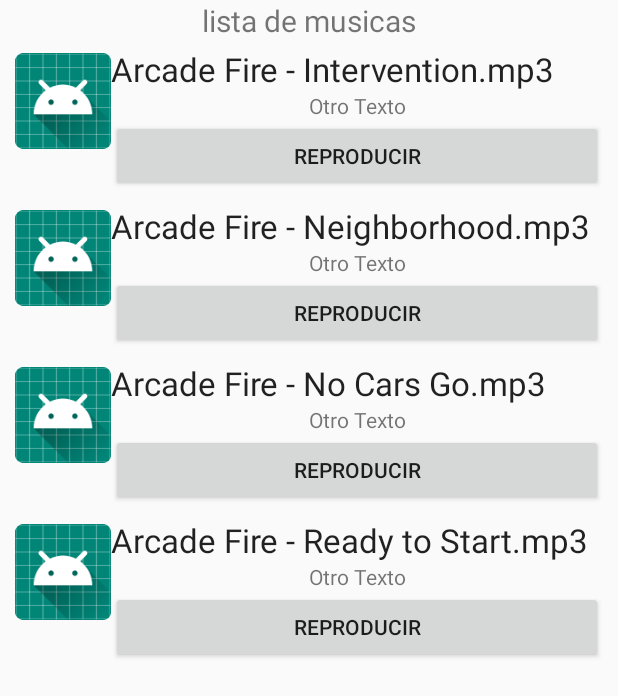
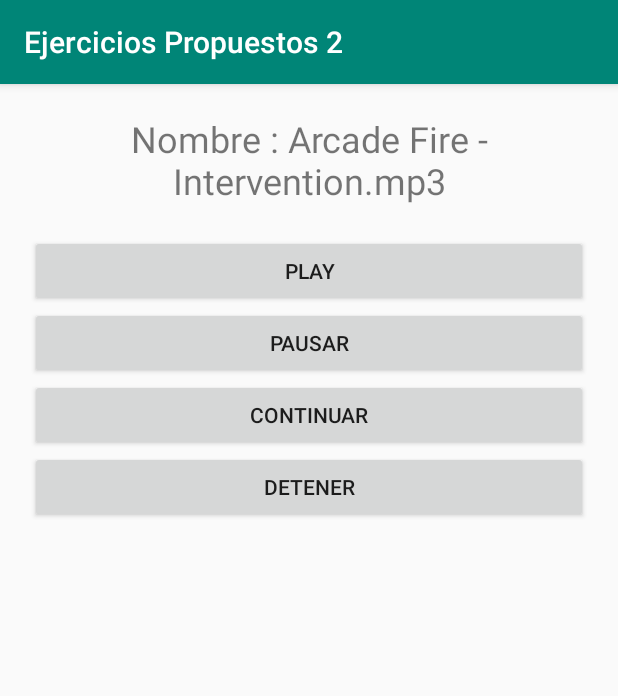
Before and after one commit to ronordonezq/U1Tema2Android_EjerciciosPropuestos, an Android app: the MiRecyclerView screen opened directly, with no data from a screen before it, after a tap on "Arcade Fire - Intervention.mp3", on a phone screen of 412 x 824 dp. Shown: the top 696 px of the screen. Run offline under Robolectric (Android 15) with nearby library versions, the phone set to English and light mode, and no system bars.

Commit message:
Recycler con musicas y opciones completo

```diff
--- a/app/src/main/AndroidManifest.xml
+++ b/app/src/main/AndroidManifest.xml
@@ -12,7 +12,8 @@
         android:roundIcon="@mipmap/ic_launcher_round"
         android:supportsRtl="true"
         android:theme="@style/AppTheme">
-        <activity android:name=".Registrar"></activity>
+        <activity android:name=".mirecyclerview.multimedia"></activity>
+        <activity android:name=".Registrar" />
         <activity
             android:name=".mirecyclerview.MiRecyclerView"
             android:theme="@style/AppthemeNoActionBar" />
--- a/app/src/main/java/com/example/u1tema2android_ejerciciospropuestos/mirecyclerview/MiAdaptador.java
+++ b/app/src/main/java/com/example/u1tema2android_ejerciciospropuestos/mirecyclerview/MiAdaptador.java
@@ -1,6 +1,7 @@
 package com.example.u1tema2android_ejerciciospropuestos.mirecyclerview;
 
 import android.content.Context;
+import android.content.Intent;
 import android.view.LayoutInflater;
 import android.view.View;
 import android.view.ViewGroup;
@@ -31,35 +32,30 @@
         return new ViewHolder(v);
     }
     @Override
-    public void onBindViewHolder(ViewHolder holder, final int i) {
-        holder.itemView.setOnClickListener(new View.OnClickListener(){
+    public void onBindViewHolder(final ViewHolder holder, final int i) {
+        holder.itemView.setOnClickListener(new View.OnClickListener() {
             @Override
             public void onClick(View v) {
-                ((InterfaceToast)micontext).mensaje("El elemento de la posición: "+ i + " Su valor es: " + lista.get(i));
+
+                Intent intent = new Intent(micontext, multimedia.class);
+                intent.putExtra("nombre", holder.titulo.getText());
+                micontext.startActivity(intent);
+
             }
         });
         holder.titulo.setText(lista.get(i));
-        holder.miboton.setOnClickListener(new View.OnClickListener(){
-            @Override
-            public void onClick(View v) {
-                ((InterfaceToast)micontext).mensaje("El item de la posición: "+ i + " Su valor es: " + lista.get(i));
-            }
-        });
     }
     @Override
     public int getItemCount() {
         return lista.size();
     }
     public class ViewHolder extends RecyclerView.ViewHolder {
-        public TextView titulo, subtitutlo;
+        public TextView titulo;
         public ImageView icon;
-        public Button miboton;
         ViewHolder(View itemView) {
             super(itemView);
             titulo = (TextView)itemView.findViewById(R.id.titulo);
-            subtitutlo = (TextView)itemView.findViewById(R.id.subtitulo);
             icon = (ImageView)itemView.findViewById(R.id.icono);
-            miboton= itemView.findViewById(R.id.mibotonitem);
         }
     }
 }
--- /dev/null
+++ b/app/src/main/java/com/example/u1tema2android_ejerciciospropuestos/mirecyclerview/multimedia.java
@@ -0,0 +1,73 @@
+package com.example.u1tema2android_ejerciciospropuestos.mirecyclerview;
+
+import androidx.appcompat.app.AppCompatActivity;
+
+import android.media.MediaPlayer;
+import android.os.Bundle;
+import android.view.View;
+import android.widget.TextView;
+
+import com.example.u1tema2android_ejerciciospropuestos.R;
+
+public class multimedia extends AppCompatActivity {
+
+    MediaPlayer mp;
+    TextView txtmensaje;
+    String titulo;
+    int posicion = 0;
+
+    @Override
+    protected void onCreate(Bundle savedInstanceState) {
+        super.onCreate(savedInstanceState);
+        setContentView(R.layout.activity_multimedia);
+        Bundle extras = getIntent().getExtras();
+        titulo = extras.getString("nombre");
+        txtmensaje=findViewById(R.id.txtcancion);
+        txtmensaje.setText("Nombre : " + titulo);
+
+    }
+
+    public void destruir() {
+        if(mp!=null)
+            mp.release();
+    }
+
+    public void iniciar(View v){
+        destruir();
+
+        if(titulo.equals("Arcade Fire - Intervention.mp3")){
+            mp = MediaPlayer.create(this, R.raw.intervention);
+        }
+        if(titulo.equals("Arcade Fire - Neighborhood.mp3")){
+            mp = MediaPlayer.create(this, R.raw.neighborhood);
+        }
+        if(titulo.equals("Arcade Fire - No Cars Go.mp3")){
+            mp = MediaPlayer.create(this, R.raw.nocarsgo);
+        }
+        if(titulo.equals("Arcade Fire - Ready to Start.mp3")){
+            mp = MediaPlayer.create(this, R.raw.readytostart);
+        }
+
+
+        mp.start();
+    }
+
+
+    public void continuar(View v){
+        if(mp !=null && mp.isPlaying() == false){
+            mp.seekTo(posicion);
+            mp.start();
+        }
+    }
+
+    public void detener(View v){
+        destruir();
+    }
+
+    public void pausar(View view) {
+        if(mp!=null && mp.isPlaying()){
+            posicion = mp.getCurrentPosition();
+            mp.pause();
+        }
+    }
+}
--- /dev/null
+++ b/app/src/main/res/layout/activity_multimedia.xml
@@ -0,0 +1,47 @@
+<?xml version="1.0" encoding="utf-8"?>
+<LinearLayout xmlns:android="http://schemas.android.com/apk/res/android"
+    xmlns:app="http://schemas.android.com/apk/res-auto"
+    xmlns:tools="http://schemas.android.com/tools"
+    android:layout_width="match_parent"
+    android:layout_height="match_parent"
+    tools:context=".mirecyclerview.multimedia"
+    android:textAlignment="center"
+    android:orientation="vertical"
+    android:padding="20dp"
+    android:paddingTop="20dp">
+
+    <TextView
+        android:id="@+id/txtcancion"
+        android:layout_width="match_parent"
+        android:layout_height="wrap_content"
+        android:text="TextView"
+        android:textSize="24sp"
+        android:gravity="center"
+        android:paddingBottom="20dp"/> <Button
+    android:id="@+id/button"
+    android:layout_width="match_parent"
+    android:layout_height="wrap_content"
+    android:text="PLAY"
+    android:onClick="iniciar"/>
+
+    <Button
+        android:id="@+id/button2"
+        android:layout_width="match_parent"
+        android:layout_height="wrap_content"
+        android:text="PAUSAR"
+        android:onClick="pausar"/>
+
+    <Button
+        android:id="@+id/button3"
+        android:layout_width="match_parent"
+        android:layout_height="wrap_content"
+        android:text="CONTINUAR"
+        android:onClick="continuar" />
+    <Button
+        android:id="@+id/button4"
+        android:layout_width="match_parent"
+        android:layout_height="wrap_content"
+        android:text="DETENER"
+        android:onClick="detener" />
+
+</LinearLayout>
--- a/app/src/main/res/layout/miitem.xml
+++ b/app/src/main/res/layout/miitem.xml
@@ -13,26 +13,14 @@
         android:src="@mipmap/ic_launcher" />
     <LinearLayout
         android:layout_width="match_parent"
-        android:layout_height="wrap_content"
+        android:layout_height="match_parent"
         android:orientation="vertical">
         <TextView android:id="@+id/titulo"
             android:layout_width="match_parent"
-            android:layout_height="wrap_content"
-            android:textAppearance="?android:attr/textAppearanceLarge"
+            android:layout_height="match_parent"
+            android:text="Otro Texto"
+            android:gravity="center"
             />
-        <TextView android:id="@+id/subtitulo"
-            android:layout_width="match_parent"
-            android:layout_height="wrap_content"
-            android:text="Otro Texto"
-            android:gravity="center"/>
-        <Button
-            android:id="@+id/mibotonitem"
-            android:layout_width="match_parent"
-            android:layout_height="wrap_content"
-            android:text="Reproducir"
-            android:visibility="visible"
-            />
-
 
     </LinearLayout>
 </LinearLayout>
```
